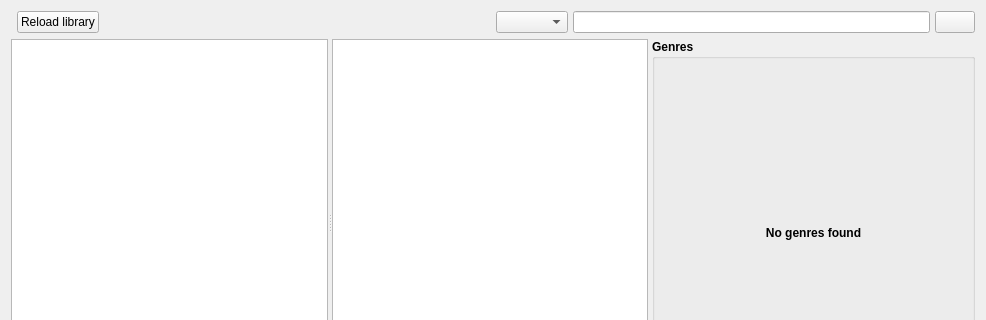
The window that src/GUI/Library/GUI_LocalLibrary.ui (return42/sayonara) describes before a commit, drawn with Qt 5; both pictures show x 0 to 986 and y 0 to 320 of the 986 by 813 pixel window.
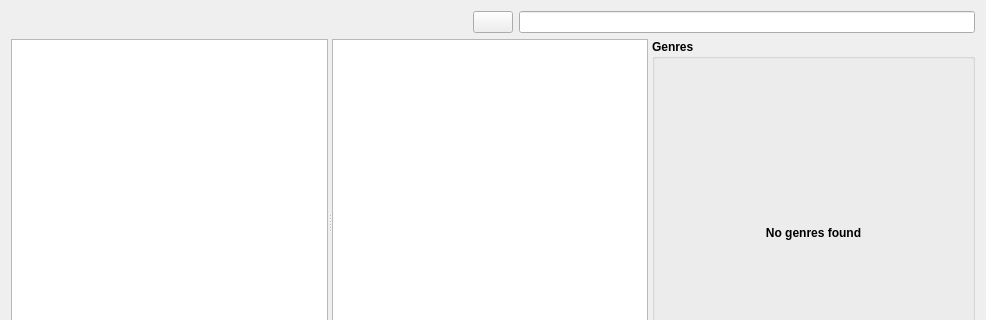
The same window after the commit. Icons and pictures are not drawn. Custom widgets are drawn as their Qt base class.

Commit message: Remove search bar

Diff of the .ui file:
```diff
--- a/src/GUI/Library/GUI_LocalLibrary.ui
+++ b/src/GUI/Library/GUI_LocalLibrary.ui
@@ -26,132 +26,6 @@
    <string>Library</string>
   </property>
   <layout class="QGridLayout" name="gridLayout_2">
-   <item row="0" column="1">
-    <layout class="QHBoxLayout" name="horizontalLayout_2">
-     <property name="spacing">
-      <number>5</number>
-     </property>
-     <item>
-      <widget class="SayonaraComboBox" name="combo_searchfilter">
-       <property name="sizePolicy">
-        <sizepolicy hsizetype="Preferred" vsizetype="Minimum">
-         <horstretch>0</horstretch>
-         <verstretch>0</verstretch>
-        </sizepolicy>
-       </property>
-       <property name="focusPolicy">
-        <enum>Qt::ClickFocus</enum>
-       </property>
-       <property name="currentIndex">
-        <number>-1</number>
-       </property>
-       <property name="sizeAdjustPolicy">
-        <enum>QComboBox::AdjustToContents</enum>
-       </property>
-      </widget>
-     </item>
-     <item>
-      <widget class="QLineEdit" name="le_search">
-       <property name="sizePolicy">
-        <sizepolicy hsizetype="Expanding" vsizetype="Minimum">
-         <horstretch>0</horstretch>
-         <verstretch>0</verstretch>
-        </sizepolicy>
-       </property>
-       <property name="focusPolicy">
-        <enum>Qt::ClickFocus</enum>
-       </property>
-       <property name="toolTip">
-        <string>Search for title, interprets and albums</string>
-       </property>
-      </widget>
-     </item>
-     <item>
-      <widget class="QPushButton" name="btn_clear">
-       <property name="sizePolicy">
-        <sizepolicy hsizetype="Minimum" vsizetype="Minimum">
-         <horstretch>0</horstretch>
-         <verstretch>0</verstretch>
-        </sizepolicy>
-       </property>
-       <property name="focusPolicy">
-        <enum>Qt::ClickFocus</enum>
-       </property>
-       <property name="toolTip">
-        <string>Show all interprets, albums, tracks</string>
-       </property>
-       <property name="text">
-        <string/>
-       </property>
-       <property name="icon">
-        <iconset resource="../Resources/Icons.qrc">
-         <normaloff>:/Icons/broom.png</normaloff>:/Icons/broom.png</iconset>
-       </property>
-       <property name="iconSize">
-        <size>
-         <width>16</width>
-         <height>16</height>
-        </size>
-       </property>
-      </widget>
-     </item>
-    </layout>
-   </item>
-   <item row="0" column="0">
-    <layout class="QHBoxLayout" name="horizontalLayout">
-     <item>
-      <widget class="QFrame" name="header_frame">
-       <property name="frameShape">
-        <enum>QFrame::StyledPanel</enum>
-       </property>
-       <property name="frameShadow">
-        <enum>QFrame::Raised</enum>
-       </property>
-      </widget>
-     </item>
-     <item>
-      <widget class="QPushButton" name="btn_reload_library">
-       <property name="focusPolicy">
-        <enum>Qt::NoFocus</enum>
-       </property>
-       <property name="text">
-        <string>Reload library</string>
-       </property>
-      </widget>
-     </item>
-     <item>
-      <spacer name="horizontalSpacer_2">
-       <property name="orientation">
-        <enum>Qt::Horizontal</enum>
-       </property>
-       <property name="sizeHint" stdset="0">
-        <size>
-         <width>40</width>
-         <height>20</height>
-        </size>
-       </property>
-      </spacer>
-     </item>
-    </layout>
-   </item>
-   <item row="2" column="0" colspan="2">
-    <layout class="QHBoxLayout" name="horizontalLayout_4">
-     <item>
-      <widget class="QLabel" name="lab_progress">
-       <property name="text">
-        <string/>
-       </property>
-      </widget>
-     </item>
-     <item>
-      <widget class="QProgressBar" name="pb_progress">
-       <property name="value">
-        <number>24</number>
-       </property>
-      </widget>
-     </item>
-    </layout>
-   </item>
    <item row="1" column="0" colspan="2">
     <widget class="QSplitter" name="splitter_genre">
      <property name="sizePolicy">
@@ -606,6 +480,61 @@
      </widget>
     </widget>
    </item>
+   <item row="0" column="0" colspan="2">
+    <layout class="QHBoxLayout" name="horizontalLayout">
+     <item>
+      <widget class="QFrame" name="header_frame">
+       <property name="frameShape">
+        <enum>QFrame::StyledPanel</enum>
+       </property>
+       <property name="frameShadow">
+        <enum>QFrame::Raised</enum>
+       </property>
+      </widget>
+     </item>
+     <item>
+      <spacer name="horizontalSpacer">
+       <property name="orientation">
+        <enum>Qt::Horizontal</enum>
+       </property>
+       <property name="sizeHint" stdset="0">
+        <size>
+         <width>40</width>
+         <height>20</height>
+        </size>
+       </property>
+      </spacer>
+     </item>
+     <item>
+      <widget class="QPushButton" name="btn_reload_library">
+       <property name="text">
+        <string/>
+       </property>
+      </widget>
+     </item>
+     <item>
+      <widget class="QLineEdit" name="le_search"/>
+     </item>
+    </layout>
+   </item>
+   <item row="2" column="0" colspan="2">
+    <layout class="QHBoxLayout" name="horizontalLayout_4">
+     <item>
+      <widget class="QLabel" name="lab_progress">
+       <property name="text">
+        <string/>
+       </property>
+      </widget>
+     </item>
+     <item>
+      <widget class="QProgressBar" name="pb_progress">
+       <property name="value">
+        <number>24</number>
+       </property>
+      </widget>
+     </item>
+    </layout>
+   </item>
   </layout>
  </widget>
  <customwidgets>
@@ -629,11 +558,6 @@
    <extends>QTableView</extends>
    <header>GUI/Library/Views/LibraryTableView.h</header>
   </customwidget>
-  <customwidget>
-   <class>SayonaraComboBox</class>
-   <extends>QComboBox</extends>
-   <header>GUI/Helper/SayonaraWidget/SayonaraComboBox.h</header>
-  </customwidget>
  </customwidgets>
  <tabstops>
   <tabstop>lv_artist</tabstop>
```
Left out of the diff: 4 changed lines with no effect on the pictures. The commit also changes 16 other files.
